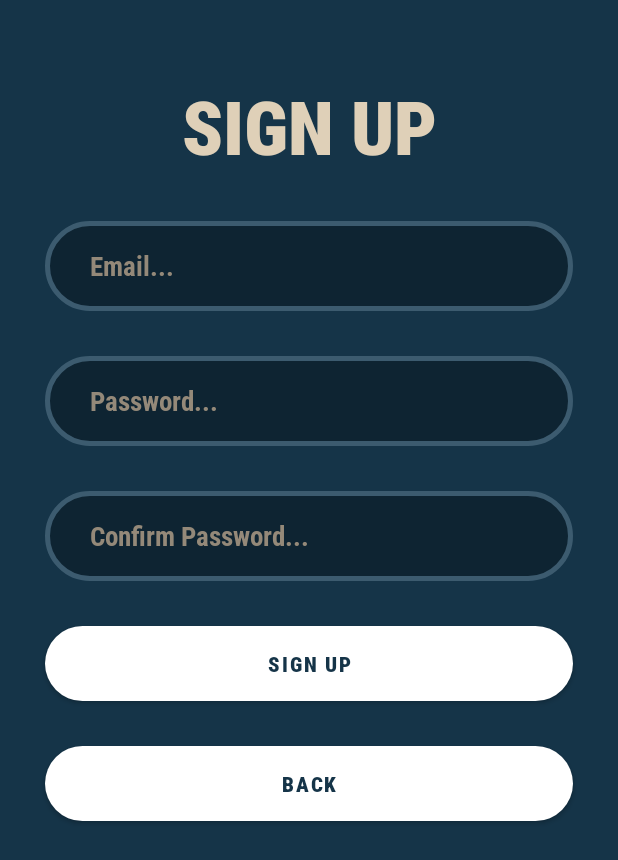
After one commit to kerolos-raouf/Warm-Meal-Food-Planner, an Android app: the SignUp screen opened directly, with no data from a screen before it, on a phone screen of 412 x 824 dp. The commit adds this screen. Shown: the top 860 px of the screen. Run offline under Robolectric (Android 15) with nearby library versions, the phone set to English and light mode, and no system bars.

Commit message:
implementing signup UI and prepare firebase for creating new account

```diff
--- a/app/build.gradle.kts
+++ b/app/build.gradle.kts
@@ -1,6 +1,7 @@
 plugins {
     alias(libs.plugins.android.application)
     id("androidx.navigation.safeargs")
+    alias(libs.plugins.google.gms.google.services)
 
 }
 
@@ -39,6 +40,7 @@ dependencies {
     implementation(libs.material)
     implementation(libs.activity)
     implementation(libs.constraintlayout)
+    implementation(libs.firebase.auth)
     testImplementation(libs.junit)
     androidTestImplementation(libs.ext.junit)
     androidTestImplementation(libs.espresso.core)
--- a/app/src/main/AndroidManifest.xml
+++ b/app/src/main/AndroidManifest.xml
@@ -1,6 +1,8 @@
 <?xml version="1.0" encoding="utf-8"?>
 <manifest xmlns:android="http://schemas.android.com/apk/res/android"
     xmlns:tools="http://schemas.android.com/tools">
+
+    <uses-permission android:name="android.permission.INTERNET" />
 
     <application
         android:allowBackup="true"
@@ -12,6 +14,9 @@
         android:supportsRtl="true"
         android:theme="@style/Theme.WarmMeal"
         tools:targetApi="31">
+        <activity
+            android:name=".signup.view.SignUp"
+            android:exported="false" />
         <activity
             android:name=".loginways.view.LoginWays"
             android:exported="false" />
--- /dev/null
+++ b/app/src/main/java/com/example/warmmeal/signup/view/OnCreatingAccountResponse.java
@@ -0,0 +1,7 @@
+package com.example.warmmeal.signup.view;
+
+public interface OnCreatingAccountResponse {
+
+    void onCreatingAccountSuccess();
+    void onCreatingAccountFail(String msg);
+}
--- /dev/null
+++ b/app/src/main/java/com/example/warmmeal/signup/view/SignUp.java
@@ -0,0 +1,33 @@
+package com.example.warmmeal.signup.view;
+
+import android.os.Bundle;
+
+import androidx.activity.EdgeToEdge;
+import androidx.appcompat.app.AppCompatActivity;
+import androidx.core.graphics.Insets;
+import androidx.core.view.ViewCompat;
+import androidx.core.view.WindowInsetsCompat;
+
+import com.example.warmmeal.R;
+
+public class SignUp extends AppCompatActivity implements OnCreatingAccountResponse{
+
+
+
+    @Override
+    protected void onCreate(Bundle savedInstanceState) {
+        super.onCreate(savedInstanceState);
+        setContentView(R.layout.activity_sign_up);
+
+    }
+
+    @Override
+    public void onCreatingAccountSuccess() {
+
+    }
+
+    @Override
+    public void onCreatingAccountFail(String msg) {
+
+    }
+}
--- /dev/null
+++ b/app/src/main/res/drawable/custom_edit_text.xml
@@ -0,0 +1,12 @@
+<?xml version="1.0" encoding="utf-8"?>
+<shape xmlns:android="http://schemas.android.com/apk/res/android">
+
+    <solid android:color="@color/transparent_black"/>
+
+    <stroke android:color="@color/light_gray" android:width="3dp"/>
+
+    <corners android:radius="50dp"/>
+
+    <padding android:right="30dp" android:bottom="10dp" android:left="10dp" android:top="10dp"/>
+
+</shape>
--- /dev/null
+++ b/app/src/main/res/layout/activity_sign_up.xml
@@ -0,0 +1,110 @@
+<?xml version="1.0" encoding="utf-8"?>
+<androidx.constraintlayout.widget.ConstraintLayout xmlns:android="http://schemas.android.com/apk/res/android"
+    xmlns:app="http://schemas.android.com/apk/res-auto"
+    xmlns:tools="http://schemas.android.com/tools"
+    android:id="@+id/main"
+    android:layout_width="match_parent"
+    android:layout_height="match_parent"
+    tools:context=".signup.view.SignUp"
+    android:background="@color/dark_gray"
+    >
+
+    <TextView
+        android:id="@+id/textView"
+        android:layout_width="wrap_content"
+        android:layout_height="wrap_content"
+        android:layout_marginTop="50dp"
+        android:fontFamily="@font/roboto"
+        android:text="SIGN UP"
+        android:textColor="@color/light_sugar"
+        android:textSize="50sp"
+        app:layout_constraintEnd_toEndOf="parent"
+        app:layout_constraintStart_toStartOf="parent"
+        app:layout_constraintTop_toTopOf="parent" />
+
+
+    <EditText
+        android:id="@+id/emailEditText"
+        android:layout_width="0dp"
+        android:layout_height="60dp"
+        android:layout_marginTop="@dimen/normalMargin"
+        android:layout_marginStart="@dimen/normalMargin"
+        android:layout_marginEnd="@dimen/normalMargin"
+        android:hint="Email..."
+        android:textColor="@color/light_sugar"
+        android:paddingStart="@dimen/normalMargin"
+        android:fontFamily="@font/roboto_normal"
+        android:textColorHint="@color/dark_sugar"
+        android:background="@drawable/custom_edit_text"
+        app:layout_constraintEnd_toEndOf="parent"
+        app:layout_constraintStart_toStartOf="parent"
+        app:layout_constraintTop_toBottomOf="@+id/textView" />
+
+    <EditText
+        android:id="@+id/passwordEditText"
+        android:layout_width="0dp"
+        android:layout_height="60dp"
+        android:layout_marginTop="@dimen/normalMargin"
+        android:layout_marginStart="@dimen/normalMargin"
+        android:layout_marginEnd="@dimen/normalMargin"
+        android:hint="Password..."
+        android:textColor="@color/light_sugar"
+        android:paddingStart="@dimen/normalMargin"
+        android:fontFamily="@font/roboto_normal"
+        android:textColorHint="@color/dark_sugar"
+        android:background="@drawable/custom_edit_text"
+        app:layout_constraintEnd_toEndOf="parent"
+        app:layout_constraintStart_toStartOf="parent"
+        app:layout_constraintTop_toBottomOf="@+id/emailEditText" />
+
+    <EditText
+        android:id="@+id/confirmPasswordEditText"
+        android:layout_width="0dp"
+        android:layout_height="60dp"
+        android:layout_marginTop="@dimen/normalMargin"
+        android:layout_marginStart="@dimen/normalMargin"
+        android:layout_marginEnd="@dimen/normalMargin"
+        android:hint="Confirm Password..."
+        android:textColor="@color/light_sugar"
+        android:paddingStart="@dimen/normalMargin"
+        android:fontFamily="@font/roboto_normal"
+        android:textColorHint="@color/dark_sugar"
+        android:background="@drawable/custom_edit_text"
+        app:layout_constraintEnd_toEndOf="parent"
+        app:layout_constraintStart_toStartOf="parent"
+        app:layout_constraintTop_toBottomOf="@+id/passwordEditText" />
+
+    <Button
+        android:id="@+id/signUpBtn"
+        android:layout_width="0dp"
+        android:layout_height="50dp"
+        android:background="@drawable/sign_up_button_background"
+        app:backgroundTint="@color/white"
+        android:text="SIGN UP"
+        android:textColor="@color/dark_gray"
+        android:fontFamily="@font/roboto"
+        android:layout_marginTop="@dimen/normalMargin"
+        android:layout_marginEnd="@dimen/normalMargin"
+        android:layout_marginStart="@dimen/normalMargin"
+        app:layout_constraintEnd_toEndOf="parent"
+        app:layout_constraintStart_toStartOf="parent"
+        app:layout_constraintTop_toBottomOf="@+id/confirmPasswordEditText" />
+
+    <Button
+        android:id="@+id/backBtn"
+        android:layout_width="0dp"
+        android:layout_height="50dp"
+        android:background="@drawable/sign_up_button_background"
+        app:backgroundTint="@color/white"
+        android:text="Back"
+        android:textColor="@color/dark_gray"
+        android:fontFamily="@font/roboto"
+        android:layout_marginTop="@dimen/normalMargin"
+        android:layout_marginEnd="@dimen/normalMargin"
+        android:layout_marginStart="@dimen/normalMargin"
+        app:layout_constraintEnd_toEndOf="parent"
+        app:layout_constraintStart_toStartOf="parent"
+        app:layout_constraintTop_toBottomOf="@+id/signUpBtn" />
+
+
+</androidx.constraintlayout.widget.ConstraintLayout>
--- /dev/null
+++ b/app/src/main/res/values/dimens.xml
@@ -0,0 +1,4 @@
+<?xml version="1.0" encoding="utf-8"?>
+<resources>
+    <dimen name="normalMargin">30dp</dimen>
+</resources>
--- a/build.gradle.kts
+++ b/build.gradle.kts
@@ -1,6 +1,7 @@
 // Top-level build file where you can add configuration options common to all sub-projects/modules.
 plugins {
     alias(libs.plugins.android.application) apply false
+    alias(libs.plugins.google.gms.google.services) apply false
 }
 
 buildscript {
--- a/gradle/libs.versions.toml
+++ b/gradle/libs.versions.toml
@@ -14,6 +14,8 @@ retrofit = "2.9.0"
 roomRuntime = "2.6.1"
 rxandroid = "3.0.2"
 rxjava = "3.1.5"
+googleGmsGoogleServices = "4.4.2"
+firebaseAuth = "23.0.0"
 
 [libraries]
 adapter-rxjava3 = { module = "com.squareup.retrofit2:adapter-rxjava3", version.ref = "retrofit" }
@@ -36,6 +38,8 @@ room-runtime = { module = "androidx.room:room-runtime", version.ref = "roomRunti
 room-rxjava3 = { module = "androidx.room:room-rxjava3", version.ref = "roomRuntime" }
 rxandroid = { module = "io.reactivex.rxjava3:rxandroid", version.ref = "rxandroid" }
 rxjava = { module = "io.reactivex.rxjava3:rxjava", version.ref = "rxjava" }
+firebase-auth = { group = "com.google.firebase", name = "firebase-auth", version.ref = "firebaseAuth" }
 
 [plugins]
 android-application = { id = "com.android.application", version.ref = "agp" }
+google-gms-google-services = { id = "com.google.gms.google-services", version.ref = "googleGmsGoogleServices" }
```
Also changed, not shown: app/src/main/java/com/example/warmmeal/loginways/presenter/LoginWaysPresenter.java (added, +33 -0 lines), app/src/main/java/com/example/warmmeal/loginways/view/LoginWays.java (+29 -1 lines), app/src/main/java/com/example/warmmeal/model/Firebase/FirebaseHandler.java (added, +60 -0 lines), app/src/main/java/com/example/warmmeal/model/Repository/Repository.java (added, +10 -0 lines), app/src/main/java/com/example/warmmeal/model/Repository/RepositoryImpl.java (added, +36 -0 lines), app/src/main/java/com/example/warmmeal/model/contracts/ManagingAccount.java (added, +10 -0 lines), app/src/main/java/com/example/warmmeal/signup/presenter/SignUpPresenter.java (added, +34 -0 lines), app/src/main/res/drawable/cutom_button.xml (added, +12 -0 lines), app/src/main/res/font/roboto_normal.ttf (added), 1 other file.
